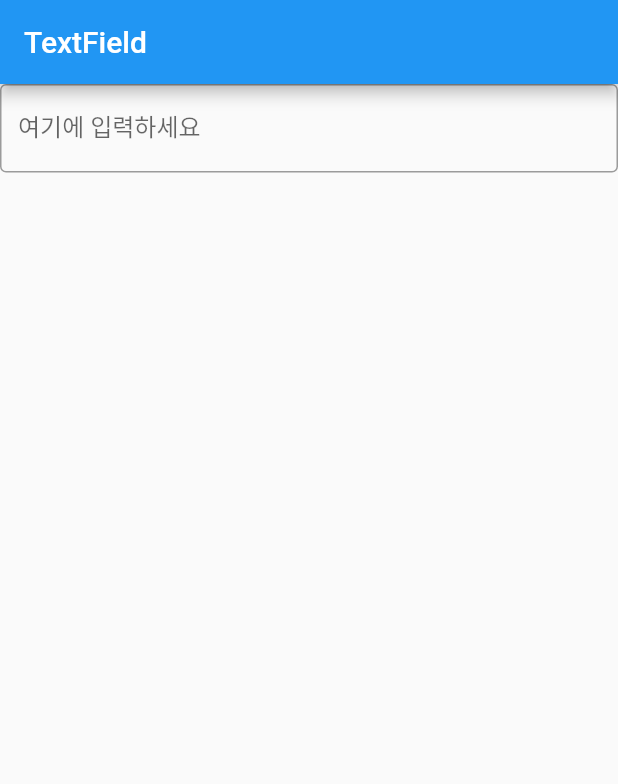
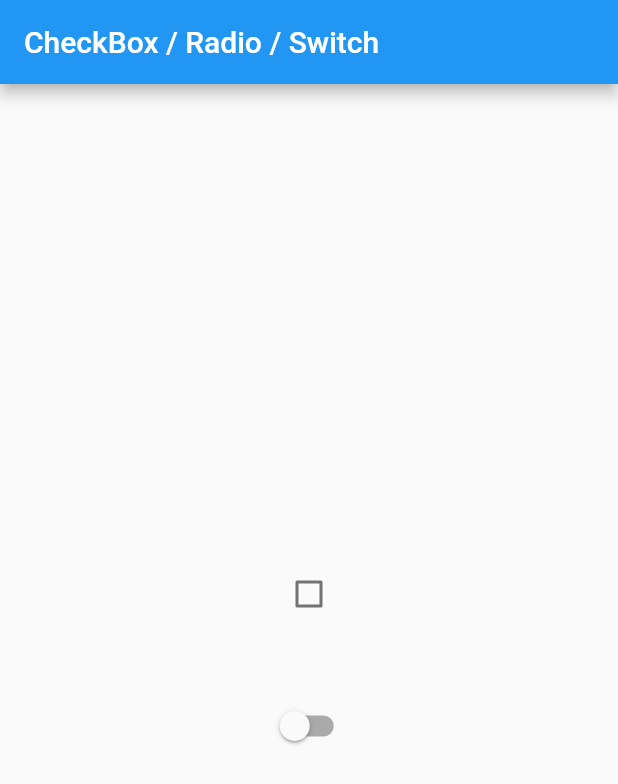
Before and after one commit to chihyeonWON/Flutter-Widget2, a Flutter app: the screen it shows after launch, on a phone screen of 412 x 824 dp. Shown: the top 784 px of the screen. Run offline on Flutter 3.47's test engine with Material 2 defaults, Android fonts, the light colour scheme and no system bars.

Commit message:
CheckBox, Switch 실습

```diff
--- a/lib/main.dart
+++ b/lib/main.dart
@@ -17,19 +17,48 @@ class MyApp extends StatelessWidget {
 // 여기까지는 공통코드
 
 //여기부터 수정
-class MyHomePage extends StatelessWidget {
+class MyHomePage extends StatefulWidget {
+  @override
+  _MyHomePageState createState() => _MyHomePageState();
+}
+
+class _MyHomePageState extends State<MyHomePage> {
+  var _isChecked = false;
   @override
   Widget build(BuildContext context) {
     return Scaffold(
-        appBar: AppBar(
-          title: Text('TextField'),
-        ),
-        body:TextField(
-          decoration:InputDecoration(
-            border:OutlineInputBorder(),
-            labelText:'여기에 입력하세요',
-          ),
+      appBar:AppBar(
+        title:Text('CheckBox / Radio / Switch'),
+      ),
+      body: Padding(
+        padding:const EdgeInsets.all(8.0),
+        child:Center(
+          child:Column(
+            mainAxisAlignment: MainAxisAlignment.center,
+            children:<Widget>[
+              Checkbox(
+                value:_isChecked,
+                onChanged:(value) {
+                  setState(() {
+                    _isChecked = true;
+                  });
+                }
+              ),
+              SizedBox(
+                height:40,
+              ),
+              Switch(
+                value:_isChecked,
+                onChanged:(value){
+                  setState((){
+                    _isChecked=true;
+                  });
+                }
+              )
+            ]
+          )
         )
+      )
     );
   }
 }
```
